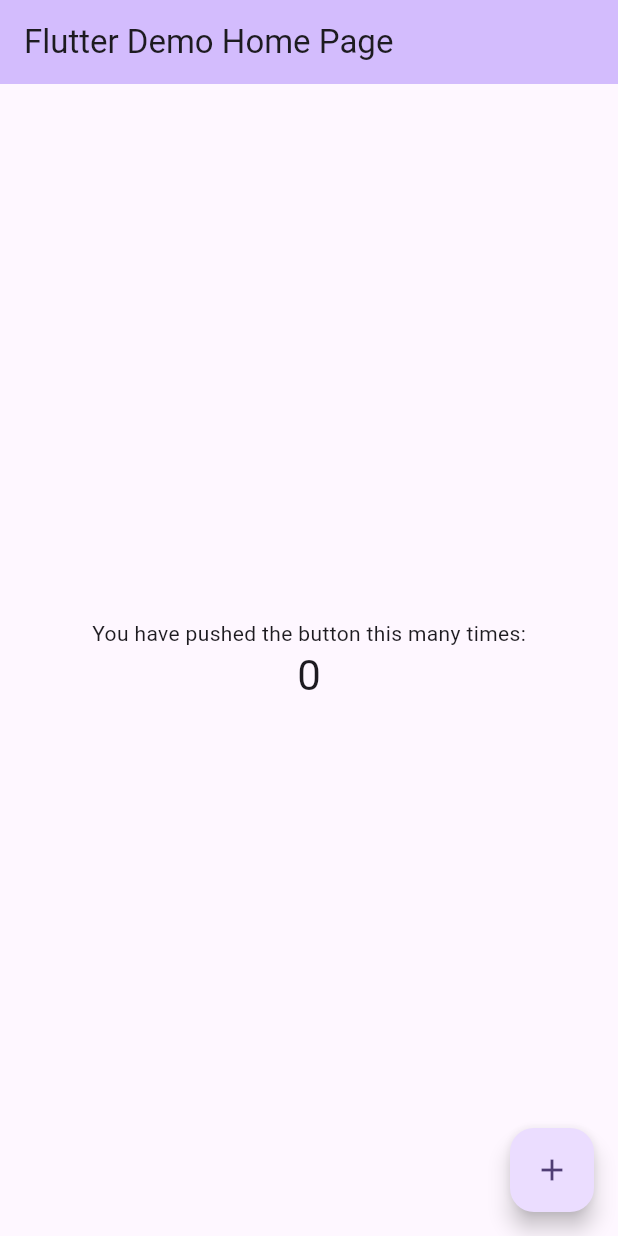
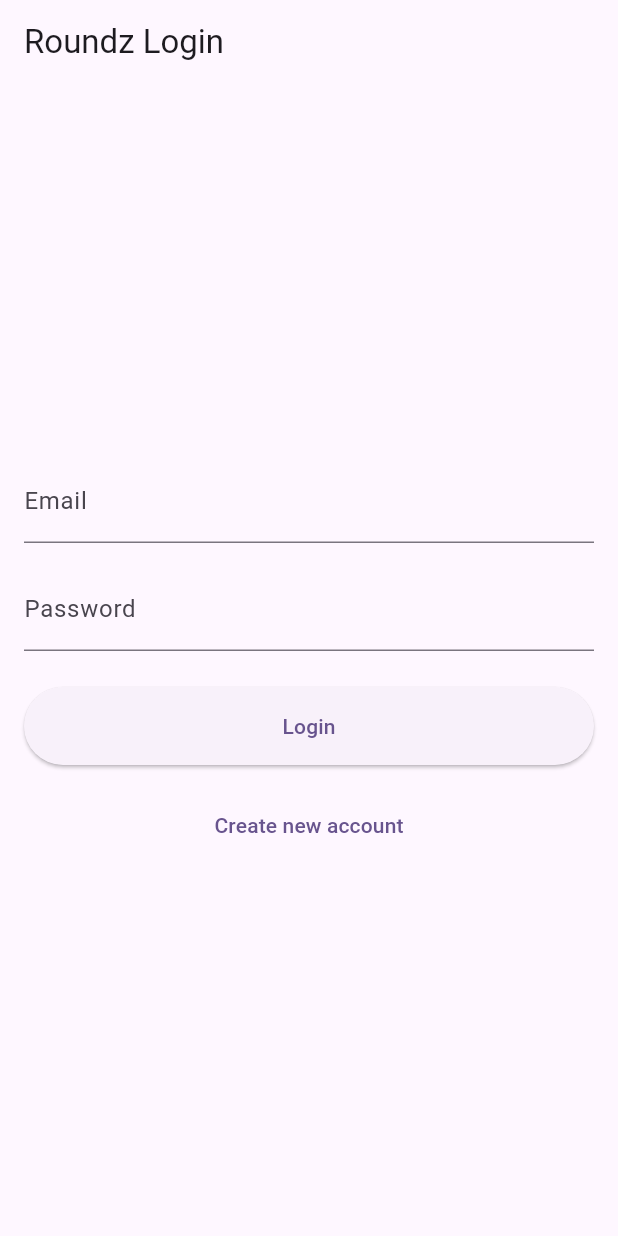
Before and after one commit to xXErDaniXx06/Roundz, a Flutter app: the screen it shows after launch, on a phone screen of 412 x 824 dp. Run offline on Flutter 3.47's test engine with Material 3 defaults, Android fonts, the phone set to English and light mode, and no system bars; our stand-ins replace firebase_auth, firebase_core; accounts and stored records are empty.

Commit message:
First working app with login and firebase

```diff
--- /dev/null
+++ b/lib/features/auth/login_page.dart
@@ -0,0 +1,137 @@
+import 'package:flutter/material.dart';
+import 'package:firebase_auth/firebase_auth.dart';
+import '../../services/auth_service.dart';
+
+class LoginPage extends StatefulWidget {
+  const LoginPage({super.key});
+
+  @override
+  State<LoginPage> createState() => _LoginPageState();
+}
+
+class _LoginPageState extends State<LoginPage> {
+  final AuthService _auth = AuthService();
+  final _formKey = GlobalKey<FormState>();
+
+  bool _isLogin = true;
+  String _email = '';
+  String _password = '';
+  String _errorMessage = '';
+  bool _isLoading = false;
+
+  Future<void> _submit() async {
+    setState(() {
+      _errorMessage = '';
+    });
+
+    if (_formKey.currentState!.validate()) {
+      setState(() {
+        _isLoading = true;
+      });
+
+      _formKey.currentState!.save();
+
+      try {
+        if (_isLogin) {
+          await _auth.signInWithEmailAndPassword(_email, _password);
+        } else {
+          await _auth.createUserWithEmailAndPassword(_email, _password);
+        }
+        // Navigation is handled by the StreamBuilder in main.dart
+      } on FirebaseAuthException catch (e) {
+        setState(() {
+          _errorMessage = e.message ?? 'An error occurred';
+        });
+      } catch (e) {
+        setState(() {
+          _errorMessage = 'An error occurred. Please try again.';
+        });
+      } finally {
+        if (mounted) {
+          setState(() {
+            _isLoading = false;
+          });
+        }
+      }
+    }
+  }
+
+  @override
+  Widget build(BuildContext context) {
+    return Scaffold(
+      appBar: AppBar(
+        title: Text(_isLogin ? 'Roundz Login' : 'Roundz Sign Up'),
+      ),
+      body: Padding(
+        padding: const EdgeInsets.all(16.0),
+        child: Form(
+          key: _formKey,
+          child: Column(
+            mainAxisAlignment: MainAxisAlignment.center,
+            crossAxisAlignment: CrossAxisAlignment.stretch,
+            children: <Widget>[
+              TextFormField(
+                decoration: const InputDecoration(labelText: 'Email'),
+                keyboardType: TextInputType.emailAddress,
+                validator: (value) {
+                  if (value == null || value.isEmpty || !value.contains('@')) {
+                    return 'Please enter a valid email';
+                  }
+                  return null;
+                },
+                onSaved: (value) => _email = value!.trim(),
+              ),
+              const SizedBox(height: 16),
+              TextFormField(
+                decoration: const InputDecoration(labelText: 'Password'),
+                obscureText: true,
+                validator: (value) {
+                  if (value == null || value.length < 6) {
+                    return 'Password must be at least 6 characters';
+                  }
+                  return null;
+                },
+                onSaved: (value) => _password = value!.trim(),
+              ),
+              const SizedBox(height: 24),
+              if (_errorMessage.isNotEmpty)
+                Padding(
+                  padding: const EdgeInsets.only(bottom: 16.0),
+                  child: Text(
+                    _errorMessage,
+                    style: const TextStyle(color: Colors.red),
+                    textAlign: TextAlign.center,
+                  ),
+                ),
+              ElevatedButton(
+                onPressed: _isLoading ? null : _submit,
+                style: ElevatedButton.styleFrom(
+                  padding: const EdgeInsets.symmetric(vertical: 16),
+                ),
+                child: _isLoading
+                    ? const SizedBox(
+                        height: 20,
+                        width: 20,
+                        child: CircularProgressIndicator(strokeWidth: 2),
+                      )
+                    : Text(_isLogin ? 'Login' : 'Sign Up'),
+              ),
+              const SizedBox(height: 16),
+              TextButton(
+                onPressed: () {
+                  setState(() {
+                    _isLogin = !_isLogin;
+                    _errorMessage = '';
+                  });
+                },
+                child: Text(_isLogin
+                    ? 'Create new account'
+                    : 'I already have an account'),
+              ),
+            ],
+          ),
+        ),
+      ),
+    );
+  }
+}
--- a/lib/main.dart
+++ b/lib/main.dart
@@ -1,125 +1,43 @@
 import 'package:flutter/material.dart';
+import 'package:firebase_core/firebase_core.dart';
+import 'package:firebase_auth/firebase_auth.dart';
+import 'firebase_options.dart';
+import 'features/auth/login_page.dart';
+import 'features/home/home_page.dart';
 
-void main() {
+void main() async {
+  WidgetsFlutterBinding.ensureInitialized();
+  await Firebase.initializeApp(
+    options: DefaultFirebaseOptions.currentPlatform,
+  );
   runApp(const MyApp());
 }
 
 class MyApp extends StatelessWidget {
   const MyApp({super.key});
 
-  // This widget is the root of your application.
   @override
   Widget build(BuildContext context) {
     return MaterialApp(
-      title: 'Flutter Demo',
+      title: 'Roundz',
       theme: ThemeData(
-        // This is the theme of your application.
-        //
-        // TRY THIS: Try running your application with "flutter run". You'll see
-        // the application has a purple toolbar. Then, without quitting the app,
-        // try changing the seedColor in the colorScheme below to Colors.green
-        // and then invoke "hot reload" (save your changes or press the "hot
-        // reload" button in a Flutter-supported IDE, or press "r" if you used
-        // the command line to start the app).
-        //
-        // Notice that the counter didn't reset back to zero; the application
-        // state is not lost during the reload. To reset the state, use hot
-        // restart instead.
-        //
-        // This works for code too, not just values: Most code changes can be
-        // tested with just a hot reload.
         colorScheme: ColorScheme.fromSeed(seedColor: Colors.deepPurple),
         useMaterial3: true,
       ),
-      home: const MyHomePage(title: 'Flutter Demo Home Page'),
+      home: StreamBuilder<User?>(
+        stream: FirebaseAuth.instance.authStateChanges(),
+        builder: (context, snapshot) {
+          if (snapshot.connectionState == ConnectionState.waiting) {
+            return const Scaffold(
+              body: Center(child: CircularProgressIndicator()),
+            );
+          } else if (snapshot.hasData) {
+            return const HomePage();
+          } else {
+            return const LoginPage();
+          }
+        },
+      ),
     );
   }
 }
-
-class MyHomePage extends StatefulWidget {
-  const MyHomePage({super.key, required this.title});
-
-  // This widget is the home page of your application. It is stateful, meaning
-  // that it has a State object (defined below) that contains fields that affect
-  // how it looks.
-
-  // This class is the configuration for the state. It holds the values (in this
-  // case the title) provided by the parent (in this case the App widget) and
-  // used by the build method of the State. Fields in a Widget subclass are
-  // always marked "final".
-
-  final String title;
-
-  @override
-  State<MyHomePage> createState() => _MyHomePageState();
-}
-
-class _MyHomePageState extends State<MyHomePage> {
-  int _counter = 0;
-
-  void _incrementCounter() {
-    setState(() {
-      // This call to setState tells the Flutter framework that something has
-      // changed in this State, which causes it to rerun the build method below
-      // so that the display can reflect the updated values. If we changed
-      // _counter without calling setState(), then the build method would not be
-      // called again, and so nothing would appear to happen.
-      _counter++;
-    });
-  }
-
-  @override
-  Widget build(BuildContext context) {
-    // This method is rerun every time setState is called, for instance as done
-    // by the _incrementCounter method above.
-    //
-    // The Flutter framework has been optimized to make rerunning build methods
-    // fast, so that you can just rebuild anything that needs updating rather
-    // than having to individually change instances of widgets.
-    return Scaffold(
-      appBar: AppBar(
-        // TRY THIS: Try changing the color here to a specific color (to
-        // Colors.amber, perhaps?) and trigger a hot reload to see the AppBar
-        // change color while the other colors stay the same.
-        backgroundColor: Theme.of(context).colorScheme.inversePrimary,
-        // Here we take the value from the MyHomePage object that was created by
-        // the App.build method, and use it to set our appbar title.
-        title: Text(widget.title),
-      ),
-      body: Center(
-        // Center is a layout widget. It takes a single child and positions it
-        // in the middle of the parent.
-        child: Column(
-          // Column is also a layout widget. It takes a list of children and
-          // arranges them vertically. By default, it sizes itself to fit its
-          // children horizontally, and tries to be as tall as its parent.
-          //
-          // Column has various properties to control how it sizes itself and
-          // how it positions its children. Here we use mainAxisAlignment to
-          // center the children vertically; the main axis here is the vertical
-          // axis because Columns are vertical (the cross axis would be
-          // horizontal).
-          //
-          // TRY THIS: Invoke "debug painting" (choose the "Toggle Debug Paint"
-          // action in the IDE, or press "p" in the console), to see the
-          // wireframe for each widget.
-          mainAxisAlignment: MainAxisAlignment.center,
-          children: <Widget>[
-            const Text(
-              'You have pushed the button this many times:',
-            ),
-            Text(
-              '$_counter',
-              style: Theme.of(context).textTheme.headlineMedium,
-            ),
-          ],
-        ),
-      ),
-      floatingActionButton: FloatingActionButton(
-        onPressed: _incrementCounter,
-        tooltip: 'Increment',
-        child: const Icon(Icons.add),
-      ), // This trailing comma makes auto-formatting nicer for build methods.
-    );
-  }
-}
--- /dev/null
+++ b/lib/services/auth_service.dart
@@ -0,0 +1,44 @@
+import 'package:flutter/foundation.dart';
+import 'package:firebase_auth/firebase_auth.dart';
+
+class AuthService {
+  final FirebaseAuth _auth = FirebaseAuth.instance;
+
+  // Stream to listen for authentication changes
+  Stream<User?> get authStateChanges => _auth.authStateChanges();
+
+  // Sign in with email and password
+  Future<User?> signInWithEmailAndPassword(
+      String email, String password) async {
+    try {
+      UserCredential result = await _auth.signInWithEmailAndPassword(
+        email: email,
+        password: password,
+      );
+      return result.user;
+    } catch (e) {
+      debugPrint("Error in signIn: $e");
+      rethrow;
+    }
+  }
+
+  // Register with email and password
+  Future<User?> createUserWithEmailAndPassword(
+      String email, String password) async {
+    try {
+      UserCredential result = await _auth.createUserWithEmailAndPassword(
+        email: email,
+        password: password,
+      );
+      return result.user;
+    } catch (e) {
+      debugPrint("Error in signUp: $e");
+      rethrow;
+    }
+  }
+
+  // Sign out
+  Future<void> signOut() async {
+    await _auth.signOut();
+  }
+}
```
Also changed, not shown: lib/features/home/home_page.dart (added, +38 -0 lines), firebase.json (added), lib/firebase_options.dart (added), 5 other files.
